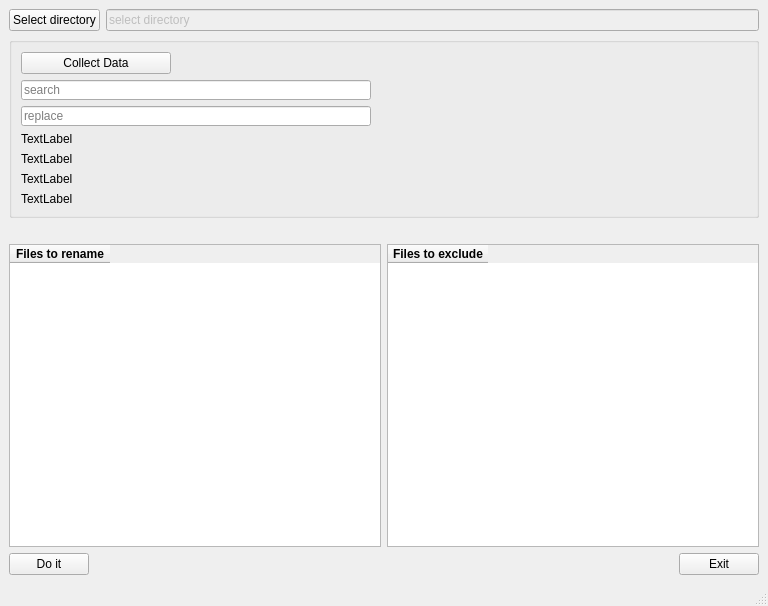
Before: the Qt Designer form mainwindow.ui in knasan/rrn-gui, drawn with Qt 5.
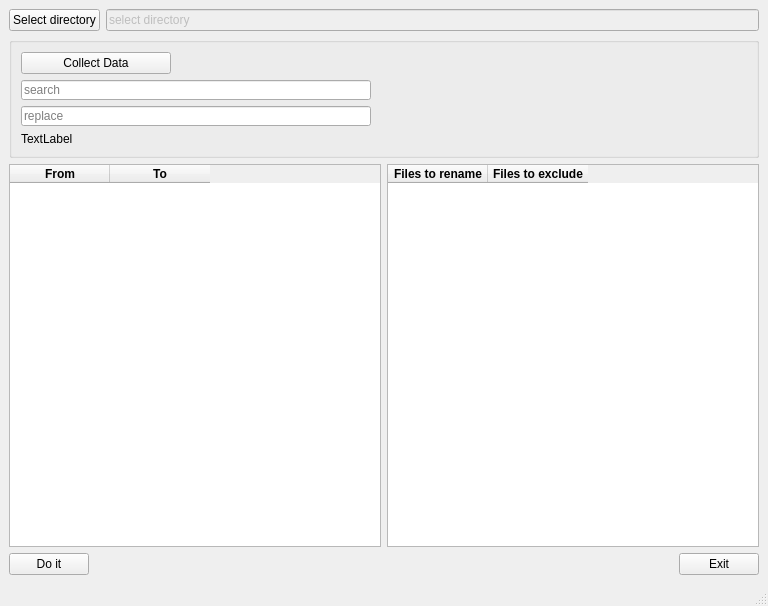
After: the same form once the commit is applied.

Diff of the .ui file:
```diff
--- a/mainwindow.ui
+++ b/mainwindow.ui
@@ -163,28 +163,7 @@
           </widget>
          </item>
          <item>
-          <widget class="QLabel" name="label_message_search">
-           <property name="text">
-            <string>TextLabel</string>
-           </property>
-          </widget>
-         </item>
-         <item>
-          <widget class="QLabel" name="label_message_replace">
-           <property name="text">
-            <string>TextLabel</string>
-           </property>
-          </widget>
-         </item>
-         <item>
-          <widget class="QLabel" name="label_message_excludes">
-           <property name="text">
-            <string>TextLabel</string>
-           </property>
-          </widget>
-         </item>
-         <item>
-          <widget class="QLabel" name="label_message_doit">
+          <widget class="QLabel" name="labelMessage">
            <property name="text">
             <string>TextLabel</string>
            </property>
@@ -195,23 +174,36 @@
       </item>
      </layout>
     </item>
-    <item>
-     <spacer name="horizontalSpacer_3">
-      <property name="orientation">
-       <enum>Qt::Horizontal</enum>
-      </property>
-      <property name="sizeHint" stdset="0">
-       <size>
-        <width>741</width>
-        <height>20</height>
-       </size>
-      </property>
-     </spacer>
-    </item>
     <item>
      <layout class="QHBoxLayout" name="horizontalLayout_Tabel">
       <item>
        <widget class="QTableWidget" name="tableResult">
+        <column>
+         <property name="text">
+          <string>From</string>
+         </property>
+         <property name="font">
+          <font>
+           <weight>75</weight>
+           <bold>true</bold>
+          </font>
+         </property>
+        </column>
+        <column>
+         <property name="text">
+          <string>To</string>
+         </property>
+         <property name="font">
+          <font>
+           <weight>75</weight>
+           <bold>true</bold>
+          </font>
+         </property>
+        </column>
+       </widget>
+      </item>
+      <item>
+       <widget class="QTableWidget" name="tableFilesToRename">
         <property name="sizePolicy">
          <sizepolicy hsizetype="Expanding" vsizetype="Expanding">
           <horstretch>0</horstretch>
@@ -256,46 +248,6 @@
           </font>
          </property>
         </column>
-       </widget>
-      </item>
-      <item>
-       <widget class="QTableWidget" name="tableExclude">
-        <property name="sizePolicy">
-         <sizepolicy hsizetype="Expanding" vsizetype="Expanding">
-          <horstretch>0</horstretch>
-          <verstretch>0</verstretch>
-         </sizepolicy>
-        </property>
-        <property name="contextMenuPolicy">
-         <enum>Qt::ActionsContextMenu</enum>
-        </property>
-        <property name="locale">
-         <locale language="English" country="UnitedStates"/>
-        </property>
-        <property name="editTriggers">
-         <set>QAbstractItemView::NoEditTriggers</set>
-        </property>
-        <property name="dragEnabled">
-         <bool>false</bool>
-        </property>
-        <property name="dragDropOverwriteMode">
-         <bool>false</bool>
-        </property>
-        <property name="dragDropMode">
-         <enum>QAbstractItemView::DragOnly</enum>
-        </property>
-        <property name="defaultDropAction">
-         <enum>Qt::IgnoreAction</enum>
-        </property>
-        <property name="showGrid">
-         <bool>false</bool>
-        </property>
-        <property name="gridStyle">
-         <enum>Qt::NoPen</enum>
-        </property>
-        <property name="sortingEnabled">
-         <bool>true</bool>
-        </property>
         <column>
          <property name="text">
           <string>Files to exclude</string>
```
